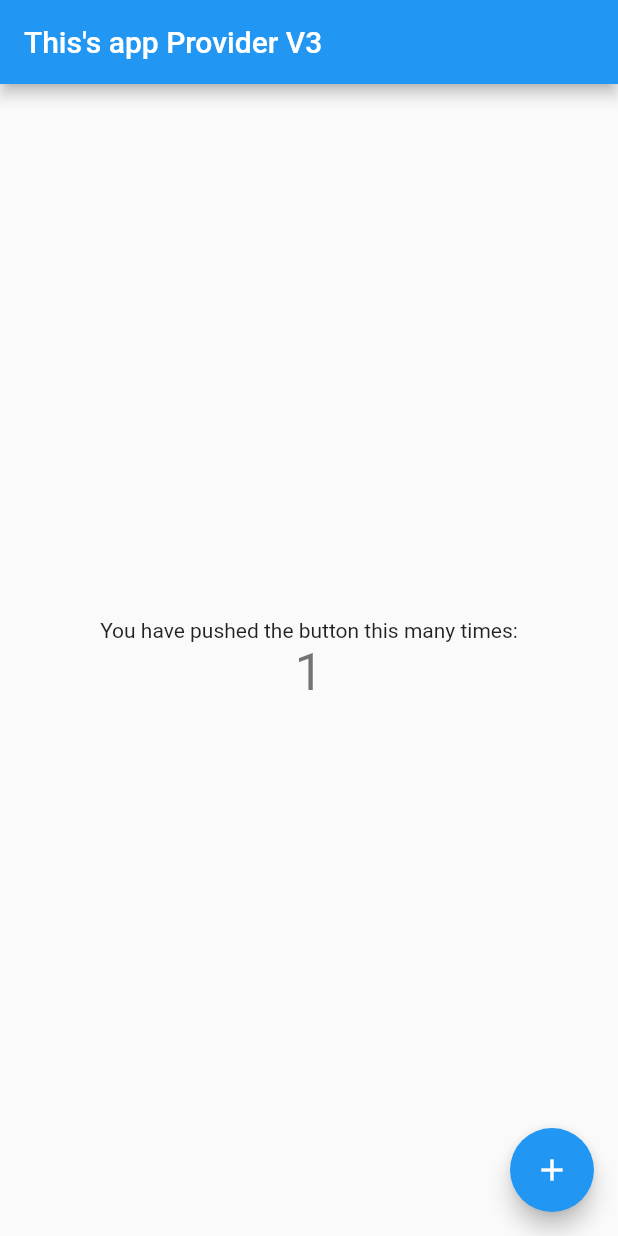
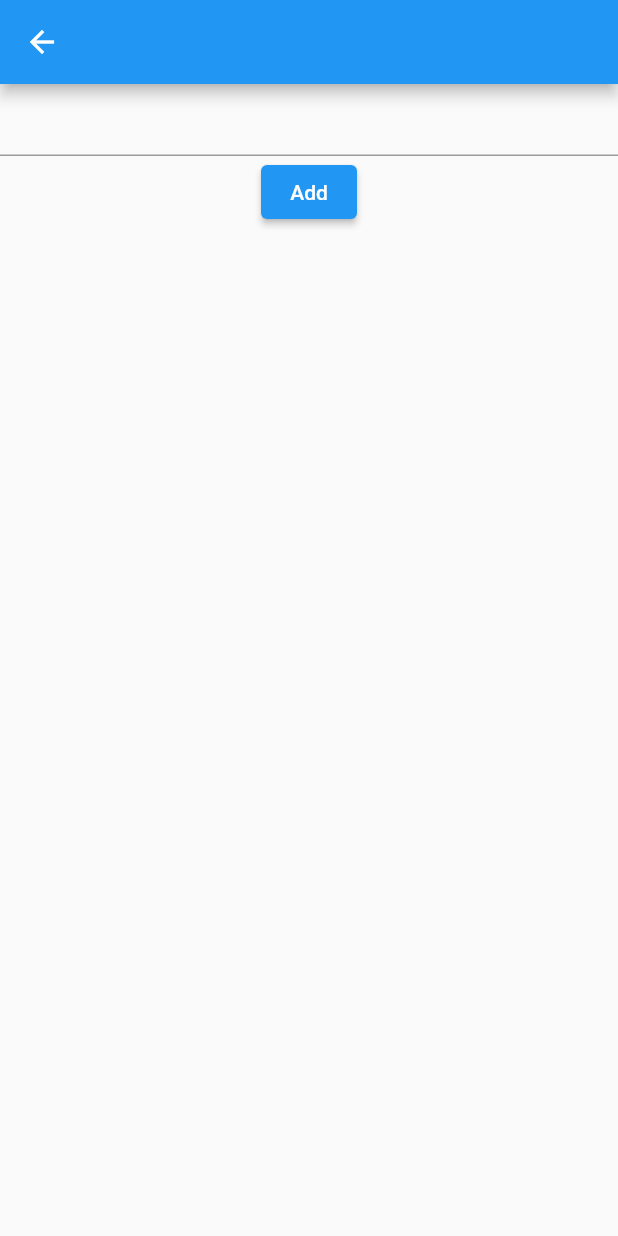
Before and after one commit to NNJio/FlutterLab_Provider, a Flutter app: the screen it shows after launch, after a tap on the "add" icon, on a phone screen of 412 x 824 dp. Run offline on Flutter 3.47's test engine with Material 2 defaults, Android fonts, the phone set to English and light mode, and no system bars.

```diff
--- a/lib/main.dart
+++ b/lib/main.dart
@@ -1,22 +1,15 @@
 import 'package:flutter/material.dart';
+import 'package:provider/provider.dart';
 import 'package:provider1/pages/home_page.dart';
+import 'package:provider1/providers/state.dart';
 
 void main(List<String> args) {
-  runApp(const MyApp());
+  runApp(ChangeNotifierProvider(
+    create: (_) => Todo(),
+    child: const MaterialApp(
+      debugShowCheckedModeBanner: false,
+      home: HomePage(),
+      ),
+    ),
+  );
 }
-
-class MyApp extends StatelessWidget {
-  const MyApp({super.key});
-
-  @override
-  Widget build(BuildContext context) {
-    return MaterialApp(
-      debugShowCheckedModeBanner: false,
-      title: 'Flutter Demo',
-      theme: ThemeData(
-        primarySwatch: Colors.blue,
-      ),
-      home: const MyHomePage(),
-    );
-  }
-}
--- a/lib/pages/add_page.dart
+++ b/lib/pages/add_page.dart
@@ -0,0 +1,27 @@
+import 'package:flutter/material.dart';
+import 'package:provider/provider.dart';
+
+import '../providers/state.dart';
+
+class AddPage extends StatelessWidget {
+  AddPage({super.key});
+  final ctrl = TextEditingController();
+
+  @override
+  Widget build(BuildContext context) {
+    return Scaffold(
+      appBar: AppBar(),
+      body: Column(children: [
+        TextField(
+          controller: ctrl,
+        ),
+        ElevatedButton(
+            onPressed: () {
+              context.read<Todo>().add(ctrl.text);
+              Navigator.pop(context);
+            },
+            child: Text('Add'))
+      ]),
+    );
+  }
+}
--- a/lib/pages/home_page.dart
+++ b/lib/pages/home_page.dart
@@ -1,44 +1,37 @@
 import 'package:flutter/material.dart';
+import 'package:provider/provider.dart';
+import 'package:provider1/pages/add_page.dart';
+import 'package:provider1/pages/edits_page.dart';
 
-class MyHomePage extends StatefulWidget {
-  const MyHomePage({super.key});
+import '../providers/state.dart';
 
-  @override
-  State<MyHomePage> createState() => _MyHomePageState();
-}
-
-class _MyHomePageState extends State<MyHomePage> {
-  int _counter = 0;
-
-  void _incrementCounter() {
-    setState(() {
-      _counter++;
-    });
-  }
+class HomePage extends StatelessWidget {
+  const HomePage({super.key});
 
   @override
   Widget build(BuildContext context) {
+    var tasks = context.watch<Todo>().tasks;
     return Scaffold(
-      appBar: AppBar(
-        title: const Text('This\'s app Provider V3'),
-      ),
+      appBar: AppBar(),
       body: Center(
-        child: Column(
-          mainAxisAlignment: MainAxisAlignment.center,
-          children: <Widget>[
-            const Text(
-              'You have pushed the button this many times:',
-            ),
-            Text(
-              '$_counter',
-              style: Theme.of(context).textTheme.headline4,
-            ),
-          ],
+        child: ListView.builder(
+          itemCount: tasks.length,
+          itemBuilder: (context, index) {
+            return ListTile(
+              title: Text(tasks[index]),
+              onTap: (){
+                Navigator.push(
+              context, MaterialPageRoute(builder: (_) => EditPage(index: index)));
+              }
+              );
+          },
         ),
       ),
       floatingActionButton: FloatingActionButton(
-        onPressed: _incrementCounter,
-        tooltip: 'Increment',
+        onPressed: () {
+          Navigator.push(
+              context, MaterialPageRoute(builder: ((_) => AddPage())));
+        },
         child: const Icon(Icons.add),
       ),
     );
--- a/lib/providers/state.dart
+++ b/lib/providers/state.dart
@@ -15,5 +15,6 @@ class Todo with ChangeNotifier {
 
   void delete(int index) {
     tasks.removeAt(index);
+    notifyListeners();
   }
 }
```
Also changed, not shown: lib/pages/edits_page.dart (+47 -0 lines), 1 other file.
